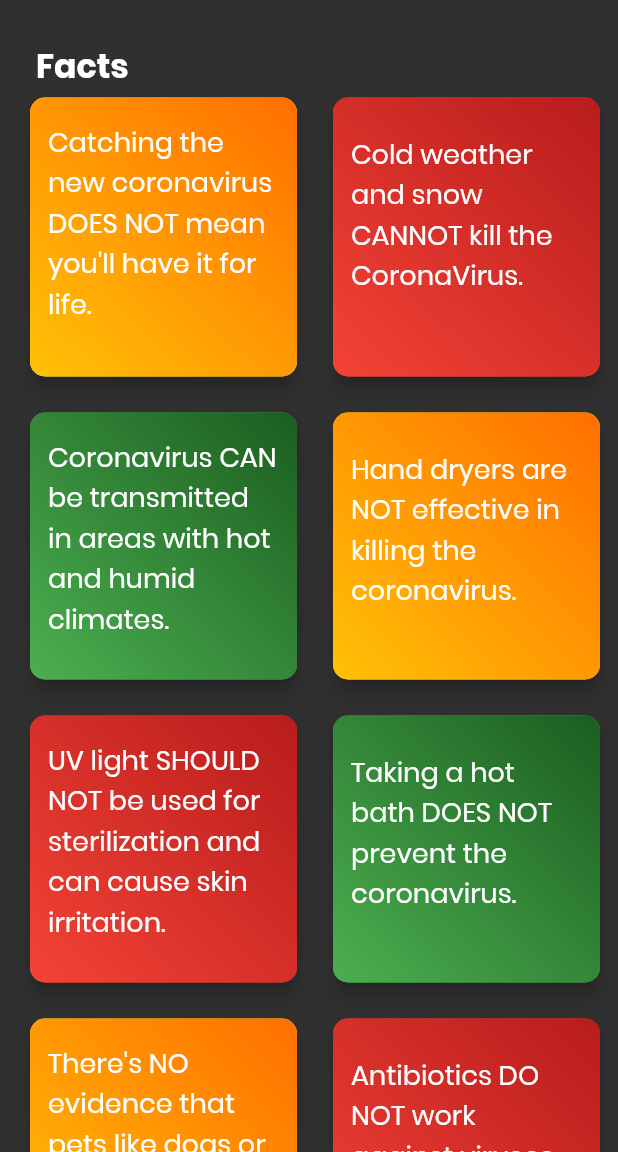
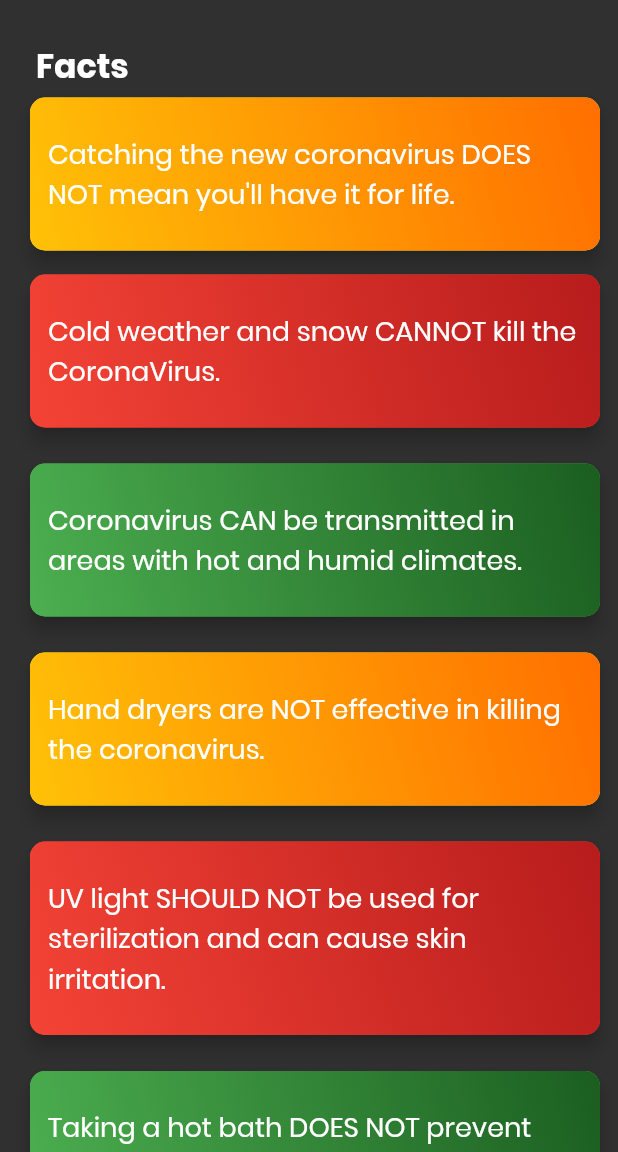
Before and after one commit to Siddharth-14/covid_19, a Flutter app: the Fact screen opened directly, on a phone screen of 412 x 824 dp, the part 84-1236 px from its top. Run offline on Flutter 3.47's test engine with Material 2 defaults, Android fonts, the phone set to English and light mode, and no system bars; our stand-ins replace dynamic_theme; network calls fail.

Commit message:
Updated Nav Drawer

```diff
--- a/lib/NavDrawer.dart
+++ b/lib/NavDrawer.dart
@@ -81,7 +81,7 @@ class NavDrawer extends StatelessWidget {
                   new MaterialPageRoute(builder: (context) => new Developer()))
             },
           ),
-          Padding(
+          /*Padding(
             padding: const EdgeInsets
                 .fromLTRB(0.0, 100.0, 0.0, 8.0),
             child: Align(
@@ -92,7 +92,7 @@ class NavDrawer extends StatelessWidget {
           Align(
             alignment: Alignment.bottomCenter,
             child: Text('IEEE CS-VIT'),
-          ),
+          ),*/
         ],
       ),
     );
--- a/lib/contact.dart
+++ b/lib/contact.dart
@@ -158,10 +158,10 @@ class Contact extends StatelessWidget {
                           ),
                         ],
                       ),
-                      Divider(
+                      /*Divider(
                         height: 2.0,
                         color: Colors.grey,
-                      )
+                      )*/
                     ],
                   ),
                 ),
@@ -263,10 +263,10 @@ class DataSearch extends SearchDelegate<String> {
                         ),
                       ],
                     ),
-                    Divider(
+                    /*Divider(
                       height: 2.0,
                       color: Colors.grey,
-                    )
+                    )*/
                   ],
                 ),
               ),
--- a/lib/fact.dart
+++ b/lib/fact.dart
@@ -46,13 +46,13 @@ class Fact extends StatelessWidget {
           ),
           Flexible(
             flex: 5,
-            //child: SingleChildScrollView(
-            //scrollDirection: Axis.vertical,
-            //physics: BouncingScrollPhysics(),
+            child: SingleChildScrollView(
+              scrollDirection: Axis.vertical,
+              physics: BouncingScrollPhysics(),
             child: //Row(children: <Widget>[
                 // Column(
             // children: <Widget>[]
-            GridView.count(crossAxisCount: 2, children: <Widget>[
+            Column(children: <Widget>[
               //]),
               //]),
               new Container(
@@ -86,7 +86,7 @@ class Fact extends StatelessWidget {
                                     children: <Widget>[
                                       Padding(
                                         padding: const EdgeInsets.fromLTRB(
-                                            12.0, 16.0, 12.0, 16.0),
+                                            12.0, 24.0, 12.0, 24.0),
                                         child: Text(
                                           "Catching the new coronavirus DOES NOT mean you'll have it for life.",
                                           style: TextStyle(
@@ -192,7 +192,7 @@ class Fact extends StatelessWidget {
                                     children: <Widget>[
                                       Padding(
                                         padding: const EdgeInsets.fromLTRB(
-                                            12.0, 16.0, 12.0, 16.0),
+                                            12.0, 24.0, 12.0, 24.0),
                                         child: Text(
                                           "Coronavirus CAN be transmitted in areas with hot and humid climates.",
                                           style: TextStyle(
@@ -298,7 +298,7 @@ class Fact extends StatelessWidget {
                                     children: <Widget>[
                                       Padding(
                                         padding: const EdgeInsets.fromLTRB(
-                                            12.0, 16.0, 12.0, 16.0),
+                                            12.0, 24.0, 12.0, 24.0),
                                         child: Text(
                                           "UV light SHOULD NOT be used for sterilization and can cause skin irritation.",
                                           style: TextStyle(
@@ -404,7 +404,7 @@ class Fact extends StatelessWidget {
                                     children: <Widget>[
                                       Padding(
                                         padding: const EdgeInsets.fromLTRB(
-                                            12.0, 16.0, 12.0, 16.0),
+                                            12.0, 24.0, 12.0, 24.0),
                                         child: Text(
                                           "There's NO evidence that pets like dogs or cats can transmit it.",
                                           style: TextStyle(
@@ -510,7 +510,7 @@ class Fact extends StatelessWidget {
                                     children: <Widget>[
                                       Padding(
                                         padding: const EdgeInsets.fromLTRB(
-                                            12.0, 16.0, 12.0, 16.0),
+                                            12.0, 24.0, 12.0, 24.0),
                                         child: Text(
                                           "Spraying alcohol or chlorine on your body WILL NOT kill already entered viruses.",
                                           style: TextStyle(
@@ -563,7 +563,7 @@ class Fact extends StatelessWidget {
                                     children: <Widget>[
                                       Padding(
                                         padding: const EdgeInsets.fromLTRB(
-                                            12.0, 24.0, 12.0, 24.0),
+                                            12.0, 16.0, 12.0, 16.0),
                                         child: Text(
                                           "Thermal scanners CANNOT detect the coronavirus.",
                                           style: TextStyle(
@@ -616,7 +616,7 @@ class Fact extends StatelessWidget {
                                     children: <Widget>[
                                       Padding(
                                         padding: const EdgeInsets.fromLTRB(
-                                            12.0, 16.0, 12.0, 16.0),
+                                            12.0, 24.0, 12.0, 24.0),
                                         child: Text(
                                           "There's NO medicine recommended to prevent/treat CoronaVirus.",
                                           style: TextStyle(
@@ -692,7 +692,7 @@ class Fact extends StatelessWidget {
                 ),
               ),
             ]),
-            // ),
+            ),
           ),
         ]),
       ),
--- a/lib/home.dart
+++ b/lib/home.dart
@@ -428,10 +428,10 @@ class HomePageState extends State<HomePage> {
                                     ),
                                   ],
                                 ),
-                                Divider(
+                                /*Divider(
                                   height: 2.0,
                                   color: Colors.grey,
-                                )
+                                )*/
                               ],
                             ),
                           );
--- a/lib/main.dart
+++ b/lib/main.dart
@@ -91,7 +91,7 @@ class _SplashScreenPageState extends State<SplashScreenPage> {
             padding: const EdgeInsets
                 .fromLTRB(8.0, 18.0, 0.0, 8.0),
             child: Text(
-              "Covid Care",
+              "COVID Care",
               style: TextStyle(
                   color: Color(0xFFE6505D),
                   fontSize: 18.0,
```
